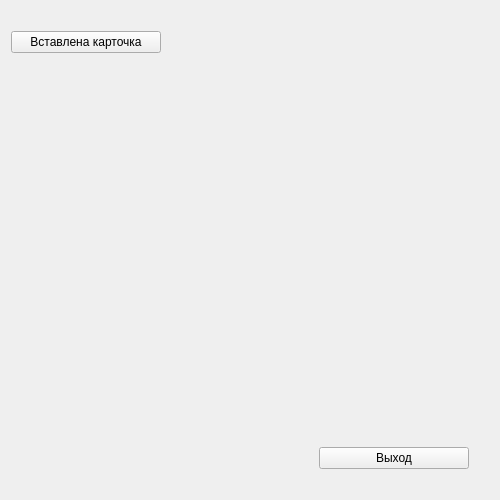
wolandtel/terminal, file mainwindow.ui: the form before one commit.
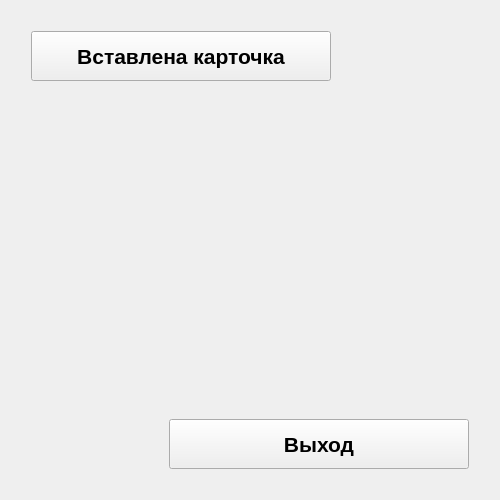
The form after the commit.

Diff of the .ui file:
```diff
--- a/mainwindow.ui
+++ b/mainwindow.ui
@@ -52,12 +52,12 @@
     </item>
     <item>
      <layout class="QGridLayout" name="gridLayout">
-      <item row="0" column="0">
-       <widget class="QPushButton" name="pushButton">
+      <item row="0" column="1">
+       <widget class="QPushButton" name="CardPb">
         <property name="minimumSize">
          <size>
-          <width>150</width>
-          <height>0</height>
+          <width>300</width>
+          <height>50</height>
          </size>
         </property>
         <property name="maximumSize">
@@ -66,12 +66,19 @@
           <height>16777215</height>
          </size>
         </property>
+        <property name="font">
+         <font>
+          <pointsize>16</pointsize>
+          <weight>75</weight>
+          <bold>true</bold>
+         </font>
+        </property>
         <property name="text">
          <string>Вставлена карточка</string>
         </property>
        </widget>
       </item>
-      <item row="0" column="1">
+      <item row="0" column="2">
        <spacer name="horizontalSpacer_3">
         <property name="orientation">
          <enum>Qt::Horizontal</enum>
@@ -84,6 +91,22 @@
         </property>
        </spacer>
       </item>
+      <item row="0" column="0">
+       <spacer name="horizontalSpacer_4">
+        <property name="orientation">
+         <enum>Qt::Horizontal</enum>
+        </property>
+        <property name="sizeType">
+         <enum>QSizePolicy::Fixed</enum>
+        </property>
+        <property name="sizeHint" stdset="0">
+         <size>
+          <width>20</width>
+          <height>20</height>
+         </size>
+        </property>
+       </spacer>
+      </item>
      </layout>
     </item>
     <item>
@@ -124,8 +147,8 @@
         </property>
         <property name="minimumSize">
          <size>
-          <width>150</width>
-          <height>0</height>
+          <width>300</width>
+          <height>50</height>
          </size>
         </property>
         <property name="maximumSize">
@@ -134,6 +157,13 @@
           <height>16777215</height>
          </size>
         </property>
+        <property name="font">
+         <font>
+          <pointsize>16</pointsize>
+          <weight>75</weight>
+          <bold>true</bold>
+         </font>
+        </property>
         <property name="layoutDirection">
          <enum>Qt::LeftToRight</enum>
         </property>
```
